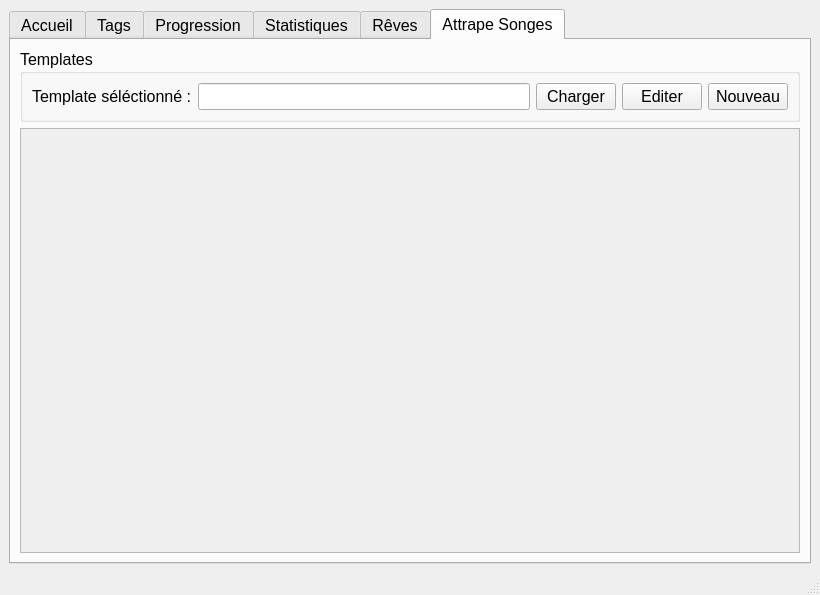
This is ui/main_window.ui in estebanthi/DreamsAnalyzer as Qt 5 draws it before an edit. The edited form follows.
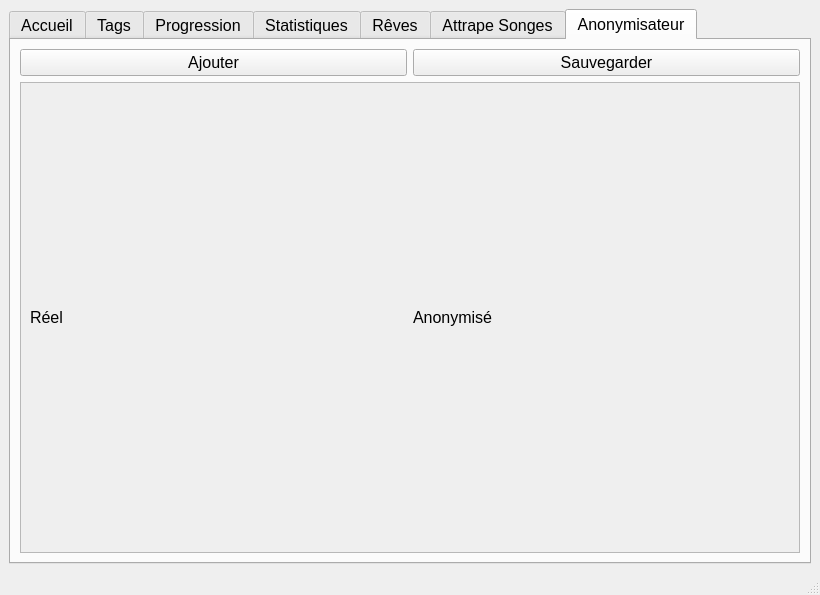
This is the edited form. Custom widgets are drawn as their Qt base class.

What changed in the file:
```diff
--- a/ui/main_window.ui
+++ b/ui/main_window.ui
@@ -23,7 +23,7 @@
        </font>
       </property>
       <property name="currentIndex">
-       <number>5</number>
+       <number>6</number>
       </property>
       <widget class="QWidget" name="Accueil">
        <attribute name="title">
@@ -904,13 +904,6 @@
              </property>
             </widget>
            </item>
-           <item>
-            <widget class="QPushButton" name="editTemplateButton">
-             <property name="text">
-              <string>Editer</string>
-             </property>
-            </widget>
-           </item>
            <item>
             <widget class="QPushButton" name="newTemplateButton">
              <property name="text">
@@ -941,6 +934,71 @@
         </item>
        </layout>
       </widget>
+      <widget class="QWidget" name="tab_4">
+       <attribute name="title">
+        <string>Anonymisateur</string>
+       </attribute>
+       <layout class="QVBoxLayout" name="verticalLayout_10">
+        <item>
+         <layout class="QHBoxLayout" name="horizontalLayout_15">
+          <item>
+           <widget class="QPushButton" name="addAnonymButton">
+            <property name="text">
+             <string>Ajouter</string>
+            </property>
+           </widget>
+          </item>
+          <item>
+           <widget class="QPushButton" name="saveAnonymsButton">
+            <property name="text">
+             <string>Sauvegarder</string>
+            </property>
+           </widget>
+          </item>
+         </layout>
+        </item>
+        <item>
+         <widget class="QScrollArea" name="scrollArea_4">
+          <property name="widgetResizable">
+           <bool>true</bool>
+          </property>
+          <widget class="QWidget" name="anonymLayout">
+           <property name="geometry">
+            <rect>
+             <x>0</x>
+             <y>0</y>
+             <width>776</width>
+             <height>415</height>
+            </rect>
+           </property>
+           <layout class="QVBoxLayout" name="anonymLayout_3">
+            <item>
+             <layout class="QHBoxLayout" name="horizontalLayout_16">
+              <item>
+               <widget class="QLabel" name="label_21">
+                <property name="text">
+                 <string>Réel</string>
+                </property>
+               </widget>
+              </item>
+              <item>
+               <widget class="QLabel" name="label_22">
+                <property name="text">
+                 <string>Anonymisé</string>
+                </property>
+               </widget>
+              </item>
+             </layout>
+            </item>
+            <item>
+             <layout class="QVBoxLayout" name="anonymLayout_2"/>
+            </item>
+           </layout>
+          </widget>
+         </widget>
+        </item>
+       </layout>
+      </widget>
      </widget>
     </item>
    </layout>
```
